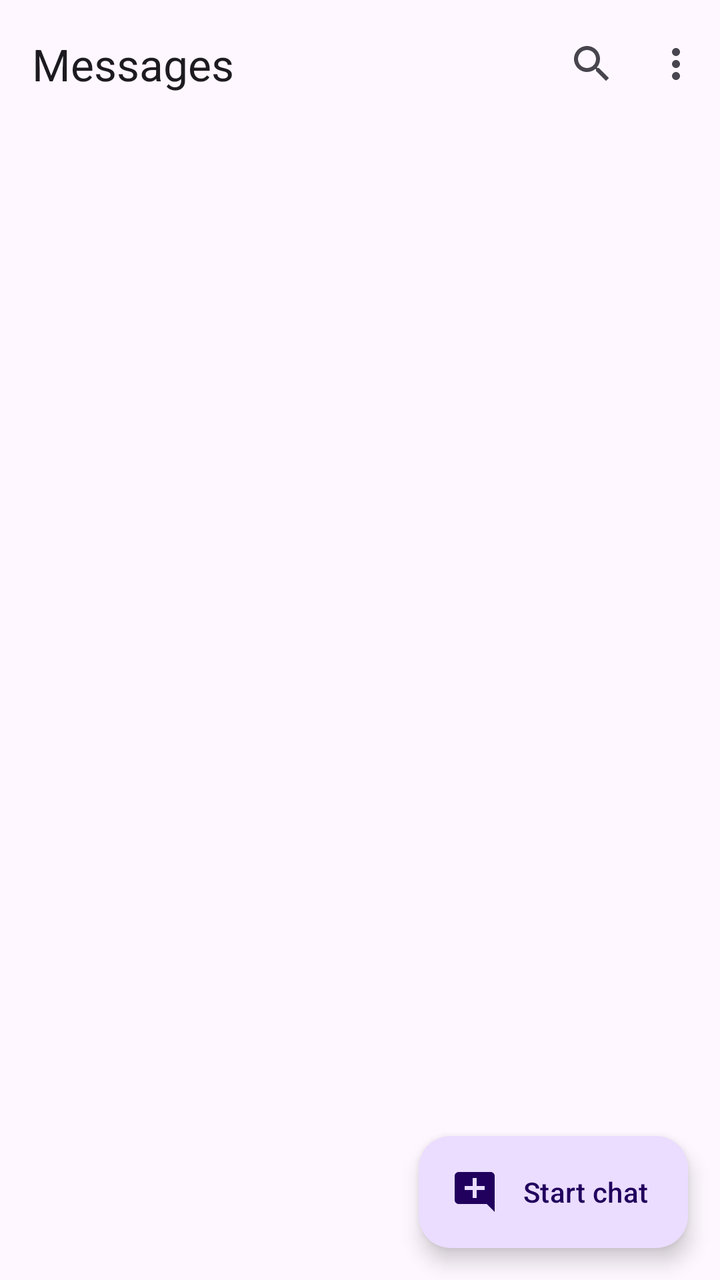
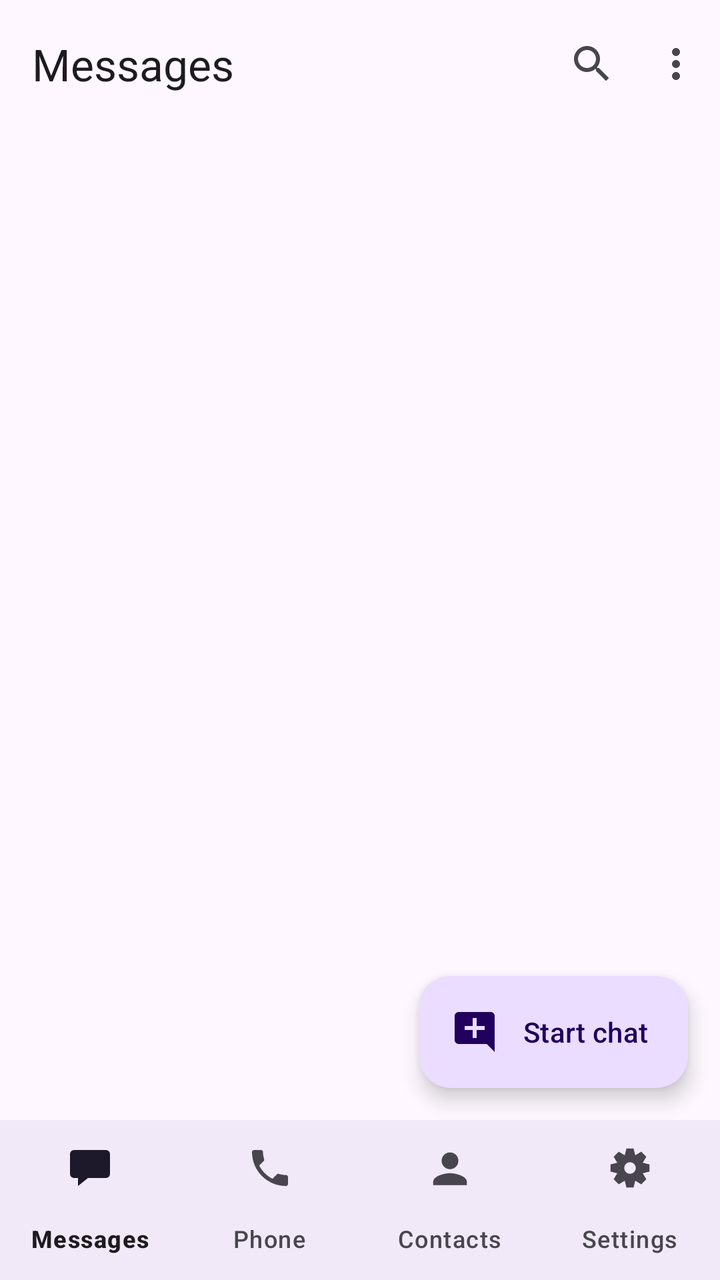

Compare the two renders of this Android layout. The source of the first and the diff that turns it into the second are given below.
<!-- AndroidManifest.xml: activity theme Theme.SmsRelay.Messages -->
<!-- res/layout/activity_shell.xml -->
<?xml version="1.0" encoding="utf-8"?>
<FrameLayout xmlns:android="http://schemas.android.com/apk/res/android"
    xmlns:app="http://schemas.android.com/apk/res-auto"
    android:id="@+id/rootShell"
    android:layout_width="match_parent"
    android:layout_height="match_parent"
    android:background="?attr/colorSurface">

    <LinearLayout
        android:id="@+id/layoutShellContent"
        android:layout_width="match_parent"
        android:layout_height="match_parent"
        android:orientation="vertical">

        <com.google.android.material.appbar.MaterialToolbar
            android:id="@+id/toolbarShell"
            android:layout_width="match_parent"
            android:layout_height="?attr/actionBarSize"
            android:background="?attr/colorSurface"
            app:menu="@menu/menu_shell"
            app:title="@string/messages_title"
            app:titleTextColor="?attr/colorOnSurface" />

        
        <LinearLayout
            android:id="@+id/layoutBanners"
            android:layout_width="match_parent"
            android:layout_height="wrap_content"
            android:orientation="vertical"
            android:paddingStart="16dp"
            android:paddingEnd="16dp" />

        <FrameLayout
            android:layout_width="match_parent"
            android:layout_height="0dp"
            android:layout_weight="1">

            <androidx.recyclerview.widget.RecyclerView
                android:id="@+id/listConversations"
                android:layout_width="match_parent"
                android:layout_height="match_parent"
                android:clipToPadding="false"
                android:paddingBottom="@dimen/messages_list_bottom_padding"
                android:scrollbars="vertical" />

            <TextView
                android:id="@+id/textMessagesState"
                android:layout_width="match_parent"
                android:layout_height="wrap_content"
                android:layout_gravity="center"
                android:gravity="center"
                android:paddingStart="32dp"
                android:paddingEnd="32dp"
                android:textAppearance="?attr/textAppearanceBodyLarge"
                android:textColor="?attr/colorOnSurfaceVariant"
                android:visibility="gone" />

            <ProgressBar
                android:id="@+id/progressMessages"
                android:layout_width="wrap_content"
                android:layout_height="wrap_content"
                android:layout_gravity="center"
                android:indeterminate="true"
                android:visibility="gone" />
        </FrameLayout>
    </LinearLayout>

    
    <com.google.android.material.floatingactionbutton.ExtendedFloatingActionButton
        android:id="@+id/fabStartChat"
        android:layout_width="wrap_content"
        android:layout_height="wrap_content"
        android:layout_gravity="bottom|end"
        android:layout_marginEnd="16dp"
        android:layout_marginBottom="16dp"
        android:contentDescription="@string/messages_start_chat"
        android:text="@string/messages_start_chat"
        android:textColor="?attr/colorOnPrimaryContainer"
        app:backgroundTint="?attr/colorPrimaryContainer"
        app:icon="@drawable/ic_start_chat"
        app:iconTint="?attr/colorOnPrimaryContainer" />
</FrameLayout>
<!-- resources referenced by this layout -->
<resources>
  <dimen name="messages_list_bottom_padding">88dp</dimen>
  <!-- drawable ic_start_chat (drawable) -->
  <?xml version="1.0" encoding="utf-8"?>
  <vector xmlns:android="http://schemas.android.com/apk/res/android"
      android:width="24dp"
      android:height="24dp"
      android:tint="?attr/colorOnPrimaryContainer"
      android:viewportWidth="24"
      android:viewportHeight="24">
      <path
          android:fillColor="@android:color/white"
          android:pathData="M22,4c0,-1.1 -0.9,-2 -2,-2H4C2.9,2 2,2.9 2,4v12c0,1.1 0.9,2 2,2h14l4,4V4zM17,11h-4v4h-2v-4H7V9h4V5h2v4h4v2z" />
  </vector>
  <string name="messages_start_chat">Start chat</string>
  <string name="messages_title">Messages</string>
  <style name="Theme.SmsRelay.Messages" parent="Theme.Material3.DayNight.NoActionBar">
          <item name="windowActionModeOverlay">true</item>
          <item name="android:windowActionModeOverlay">true</item>
      </style>
</resources>

<!-- the commit's change to res/layout/activity_shell.xml (unified diff, before → after) -->
@@ -62,21 +62,38 @@
                 android:layout_gravity="center"
                 android:indeterminate="true"
                 android:visibility="gone" />
+
+            
+            <com.google.android.material.floatingactionbutton.ExtendedFloatingActionButton
+                android:id="@+id/fabStartChat"
+                android:layout_width="wrap_content"
+                android:layout_height="wrap_content"
+                android:layout_gravity="bottom|end"
+                android:layout_marginEnd="16dp"
+                android:layout_marginBottom="16dp"
+                android:contentDescription="@string/messages_start_chat"
+                android:text="@string/messages_start_chat"
+                android:textColor="?attr/colorOnPrimaryContainer"
+                app:backgroundTint="?attr/colorPrimaryContainer"
+                app:icon="@drawable/ic_start_chat"
+                app:iconTint="?attr/colorOnPrimaryContainer" />
         </FrameLayout>
+
+        <include
+            layout="@layout/view_bottom_nav"
+            android:layout_width="match_parent"
+            android:layout_height="wrap_content" />
     </LinearLayout>
-
-    
-    <com.google.android.material.floatingactionbutton.ExtendedFloatingActionButton
-        android:id="@+id/fabStartChat"
-        android:layout_width="wrap_content"
-        android:layout_height="wrap_content"
-        android:layout_gravity="bottom|end"
-        android:layout_marginEnd="16dp"
-        android:layout_marginBottom="16dp"
-        android:contentDescription="@string/messages_start_chat"
-        android:text="@string/messages_start_chat"
-        android:textColor="?attr/colorOnPrimaryContainer"
-        app:backgroundTint="?attr/colorPrimaryContainer"
-        app:icon="@drawable/ic_start_chat"
-        app:iconTint="?attr/colorOnPrimaryContainer" />
 </FrameLayout>
+<!-- res/layout/view_bottom_nav.xml (included above) -->
+<?xml version="1.0" encoding="utf-8"?>
+<com.google.android.material.bottomnavigation.BottomNavigationView
+    xmlns:android="http://schemas.android.com/apk/res/android"
+    xmlns:app="http://schemas.android.com/apk/res-auto"
+    android:id="@+id/bottomNav"
+    android:layout_width="match_parent"
+    android:layout_height="wrap_content"
+    android:background="?attr/colorSurface"
+    android:elevation="3dp"
+    app:labelVisibilityMode="labeled"
+    app:menu="@menu/menu_bottom_nav" />
